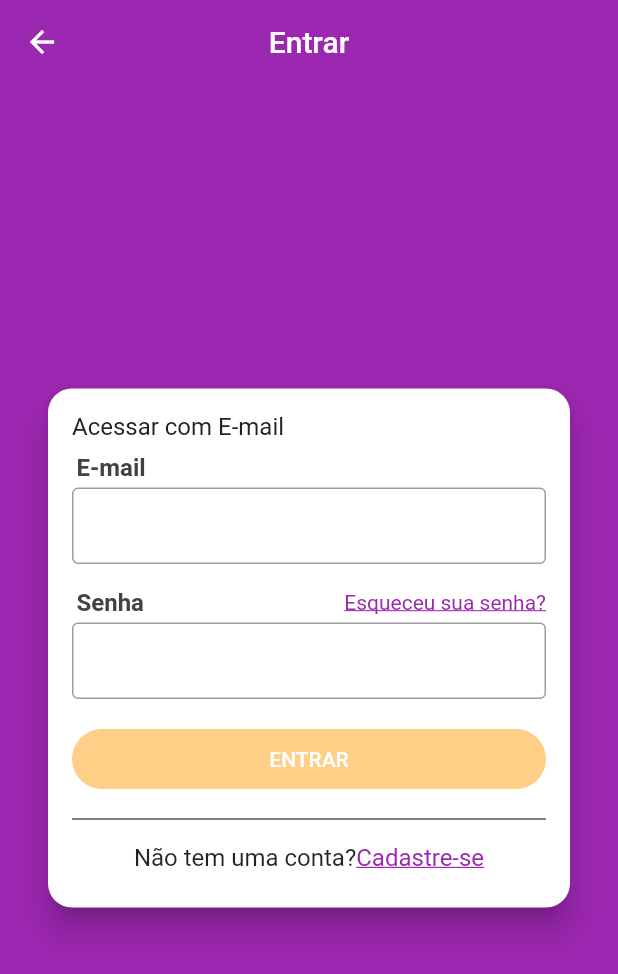
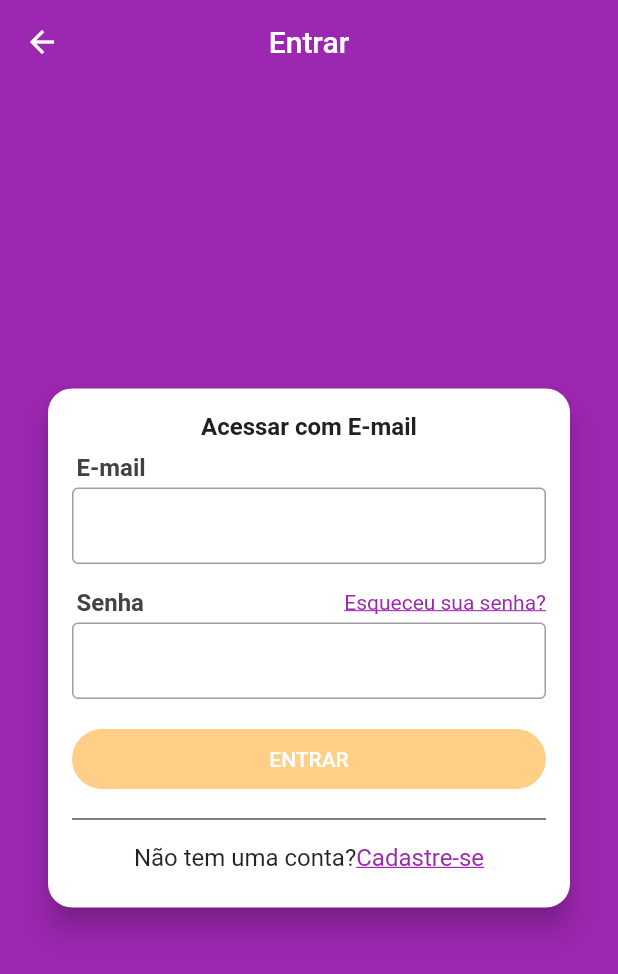
Before and after one commit to zampiroli/xlo_clone, a Flutter app: the screen it shows after launch, in the side drawer, after a tap on "Acesse sua conta agora!", on a phone screen of 412 x 824 dp. Shown: the top 974 px of the screen. Run offline on Flutter 3.47's test engine with Material 2 defaults, Android fonts, the phone set to English and light mode, and no system bars; our stand-ins replace brasil_fields, flutter_mobx, get_it, mobx, parse_server_sdk; generated files the repository leaves out were written again.

Commit message:
login ok, mas sem função condigurada após o logado.

```diff
--- a/lib/repositories/user_repository.dart
+++ b/lib/repositories/user_repository.dart
@@ -18,7 +18,7 @@ class UserRepository {
     }
   }
 
-  Future<void> loginWithEmail(String email, String password) async {
+  Future<User> loginWithEmail(String email, String password) async {
     final parseUser = ParseUser(email, password, null);
     final response = await parseUser.login();
     if (response.success) {
--- a/lib/screens/login/login_screen.dart
+++ b/lib/screens/login/login_screen.dart
@@ -1,5 +1,6 @@
 import 'package:flutter/material.dart';
 import 'package:flutter_mobx/flutter_mobx.dart';
+import 'package:xlo_clone/components/error_box.dart';
 import 'package:xlo_clone/screens/singup/singup_screen.dart';
 import 'package:xlo_clone/stores/login_store.dart';
 
@@ -32,13 +33,16 @@ class LoginScreen extends StatelessWidget {
                     Text(
                       'Acessar com E-mail',
                       style: TextStyle(
-                        fontSize: 16,
-                        color: Colors.grey[900],
-                      ),
+                          fontSize: 16,
+                          color: Colors.grey[900],
+                          fontWeight: FontWeight.w700),
+                      textAlign: TextAlign.center,
                     ),
-                    /*Observer(builder: (_) {
-                      return ErrorBox(loginStore.error);
-                    }),*/
+                    Observer(builder: (_) {
+                      return ErrorBox(
+                        message: loginStore.error,
+                      );
+                    }),
                     Padding(
                       padding:
                           const EdgeInsets.only(left: 3, bottom: 4, top: 8),
```
Also changed, not shown: lib/stores/login_store.dart (+6 -2 lines).
